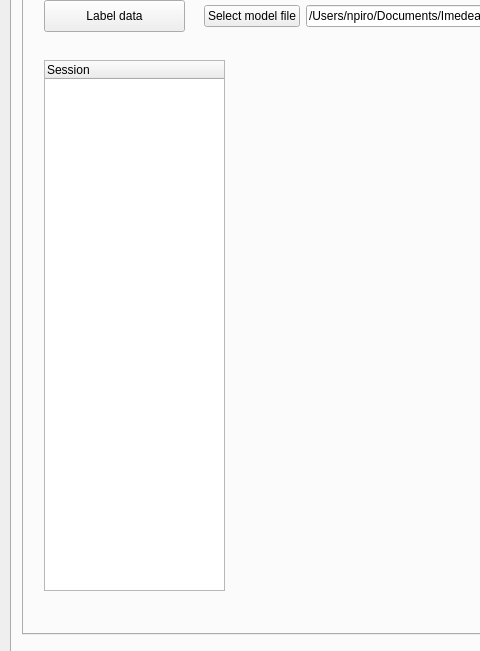
First picture: the form in mainwindow.ui, repository npiro/otolith_analyzer, before the edit; both pictures show x 0 to 480 and y 102 to 753 of the 1158 by 841 pixel window.
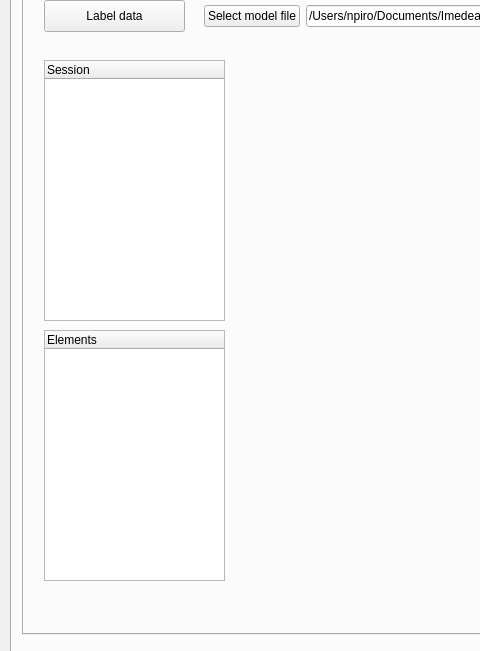
Second picture: the form after the edit. The open tabs and pages were chosen to show the change. Custom widgets are drawn as their Qt base class.

Commit message: added element selection

```diff
--- a/mainwindow.ui
+++ b/mainwindow.ui
@@ -276,7 +276,7 @@
           <x>20</x>
           <y>70</y>
           <width>181</width>
-          <height>531</height>
+          <height>261</height>
          </rect>
         </property>
         <column>
@@ -323,6 +323,21 @@
          </property>
         </column>
        </widget>
+       <widget class="QTreeWidget" name="labelElementsTreeWidget">
+        <property name="geometry">
+         <rect>
+          <x>20</x>
+          <y>340</y>
+          <width>181</width>
+          <height>251</height>
+         </rect>
+        </property>
+        <column>
+         <property name="text">
+          <string>Elements</string>
+         </property>
+        </column>
+       </widget>
       </widget>
       <widget class="QWidget" name="tab_5">
        <attribute name="title">
```
The commit also changes 3 other files.
